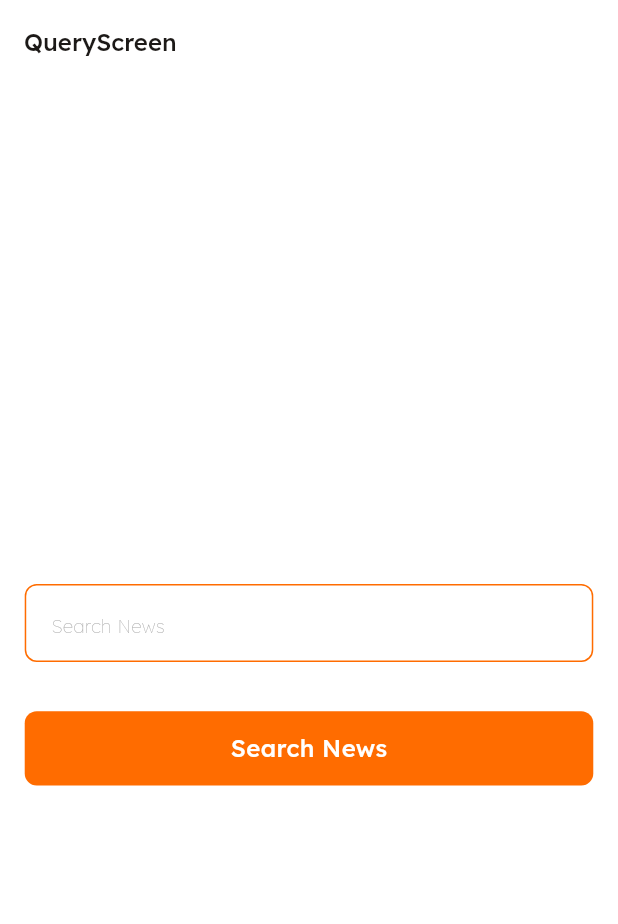
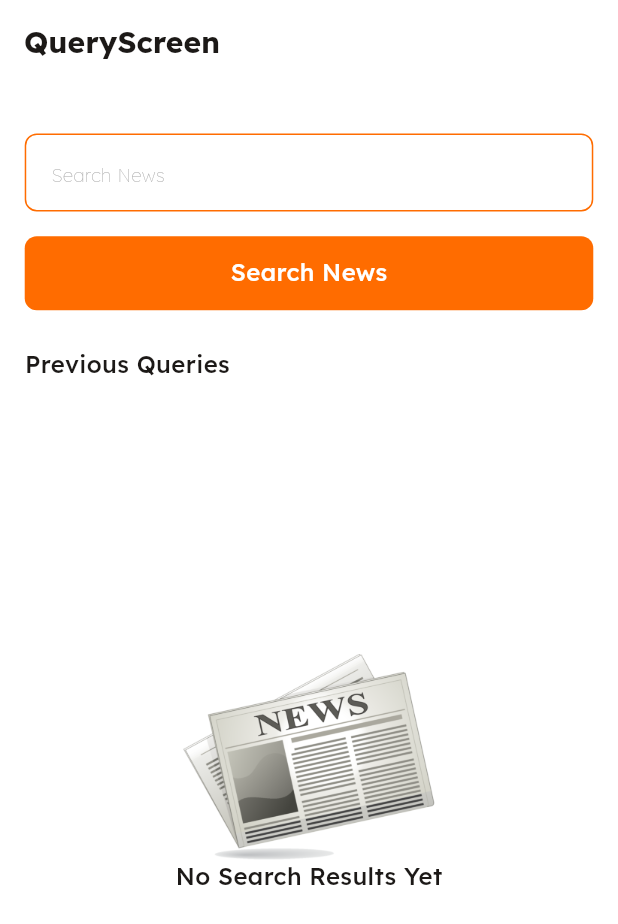
Before and after one commit to N-DiLo/news_access, a Flutter app: the screen it shows after launch, on a phone screen of 412 x 824 dp. Shown: the top 924 px of the screen. Run offline on Flutter 3.47's test engine with Material 3 defaults, Android fonts, the phone set to English and light mode, and no system bars; drawn by our look-alikes of toastification; our stand-ins replace dio, flutter_riverpod, google_fonts, lottie, shared_preferences.

Commit message:
feat: added modal for article details, added list view for previously search queries

```diff
--- a/lib/core/constants/news_access_textstyles.dart
+++ b/lib/core/constants/news_access_textstyles.dart
@@ -1,7 +1,7 @@
 import 'package:flutter/material.dart';
 import 'package:google_fonts/google_fonts.dart';
 
-import 'news_colors.dart';
+import 'news_colors_images.dart';
 
 TextStyle bodyLarge = GoogleFonts.lexend(
   fontSize: 20,
--- a/lib/core/constants/news_colors.dart
+++ b/lib/core/constants/news_colors_images.dart
@@ -1,16 +1,19 @@
 import 'package:flutter/material.dart';
 
+//APP Colors
 const orangeColor = Color(0xffFF6C00);
 const textColor = Color(0xff1C1917);
 const whiteColor = Colors.white;
 const darkColor = Color(0xff000F24);
 const transparent = Colors.transparent;
 
-const splashImg = 'assets/images/splash-ani.json';
-const sImg = 'assets/images/cn-search.png';
-
 const greyColor = {
   50: Color(0xffF2F4F7),
   100: Color(0xff98A2B3),
   200: Color(0xff667085),
 };
+
+//APP Images
+const splashImg = 'assets/images/splash-ani.json';
+const sImg = 'assets/images/cn_search.png';
+const news = 'assets/images/news.png';
--- a/lib/core/shared/widgets/news_btn.dart
+++ b/lib/core/shared/widgets/news_btn.dart
@@ -1,5 +1,5 @@
 import 'package:flutter/material.dart';
-import 'package:news_access/core/constants/news_colors.dart';
+import 'package:news_access/core/constants/news_colors_images.dart';
 import 'package:news_access/core/shared/utils/news_access_sizes.dart' as hgt;
 
 class NewsButton extends StatelessWidget {
--- a/lib/core/shared/widgets/news_input.dart
+++ b/lib/core/shared/widgets/news_input.dart
@@ -1,6 +1,6 @@
 import 'package:flutter/material.dart';
 import 'package:news_access/core/constants/news_access_textstyles.dart';
-import 'package:news_access/core/constants/news_colors.dart';
+import 'package:news_access/core/constants/news_colors_images.dart';
 import 'package:news_access/core/shared/utils/news_access_sizes.dart';
 
 class NewsInput extends StatelessWidget {
--- a/lib/core/shared/widgets/news_loader.dart
+++ b/lib/core/shared/widgets/news_loader.dart
@@ -1,7 +1,7 @@
 import 'package:flutter/cupertino.dart';
 import 'package:flutter/material.dart';
 import 'package:news_access/core/constants/news_access_textstyles.dart';
-import 'package:news_access/core/constants/news_colors.dart';
+import 'package:news_access/core/constants/news_colors_images.dart';
 import 'package:news_access/core/shared/utils/news_access_sizes.dart';
 import 'package:news_access/core/shared/utils/news_text.dart';
 
--- a/lib/features/firstScreen/presentation/query_screen.dart
+++ b/lib/features/firstScreen/presentation/query_screen.dart
@@ -1,8 +1,9 @@
 import 'package:flutter/material.dart';
 import 'package:flutter_riverpod/flutter_riverpod.dart';
 import 'package:news_access/core/constants/news_access_textstyles.dart';
-import 'package:news_access/core/constants/news_colors.dart';
+import 'package:news_access/core/constants/news_colors_images.dart';
 import 'package:news_access/core/shared/utils/news_access_sizes.dart';
+import 'package:news_access/core/shared/utils/news_store.dart';
 import 'package:news_access/core/shared/utils/news_text.dart';
 import 'package:news_access/core/shared/widgets/news_btn.dart';
 import 'package:news_access/core/shared/widgets/news_input.dart';
@@ -19,6 +20,15 @@ class QueryScreen extends ConsumerStatefulWidget {
 class _QueryScreenState extends ConsumerState<QueryScreen> {
   final _newsSearchController = TextEditingController();
   final _firstScreenModel = FirstScreenModel();
+  final NewsStore _store = NewsStore();
+
+  @override
+  void initState() {
+    super.initState();
+    WidgetsBinding.instance.addPostFrameCallback((_) {
+      _firstScreenModel.loadHistory();
+    });
+  }
 
   @override
   void dispose() {
@@ -28,19 +38,22 @@ class _QueryScreenState extends ConsumerState<QueryScreen> {
 
   @override
   Widget build(BuildContext context) {
+    final queries = _store.getSearchHistory();
+
     return Scaffold(
       backgroundColor: whiteColor,
       appBar: AppBar(
         backgroundColor: whiteColor,
         title: NewsText(
           text: 'QueryScreen',
-          style: bodyMedium,
+          style: bodyLarge,
         ),
       ),
-      body: Padding(
+      body: SingleChildScrollView(
+        child: Padding(
           padding: EdgeInsets.symmetric(horizontal: height(context, .02)),
           child: Column(
-          mainAxisAlignment: MainAxisAlignment.center,
+            mainAxisSize: MainAxisSize.min,
             crossAxisAlignment: CrossAxisAlignment.start,
             children: [
               SizedBox(height: height(context, .04)),
@@ -50,7 +63,7 @@ class _QueryScreenState extends ConsumerState<QueryScreen> {
                 textCapitalization: TextCapitalization.sentences,
                 controller: _newsSearchController,
               ),
-            SizedBox(height: height(context, .04)),
+              SizedBox(height: height(context, .02)),
               NewsButton(
                 title: 'Search News',
                 onTap: () => _firstScreenModel.searchNews(
@@ -59,8 +72,54 @@ class _QueryScreenState extends ConsumerState<QueryScreen> {
                   controller: _newsSearchController,
                 ),
                 style: bodyMedium.copyWith(color: whiteColor),
+              ),
+              SizedBox(height: height(context, .03)),
+              NewsText(
+                text: 'Previous Queries',
+                style: bodyMedium,
+              ),
+              SizedBox(height: height(context, .02)),
+              if (queries.isEmpty)
+                Column(
+                  children: [
+                    SizedBox(height: height(context, .2)),
+                    Image.asset(
+                      news,
+                      scale: 8,
+                    ),
+                    Center(
+                      child: NewsText(
+                        text: 'No Search Results Yet',
+                        style: bodyMedium,
+                      ),
+                    ),
+                  ],
                 )
+              else
+                Flexible(
+                  child: SizedBox(
+                    height: height(context, .4),
+                    child: ListView.separated(
+                      itemCount: queries.length,
+                      itemBuilder: (context, index) {
+                        final item = queries[index];
+
+                        return ListTile(
+                          title: NewsText(
+                            text: item,
+                            style: bodyMedium,
+                          ),
+                        );
+                      },
+                      separatorBuilder: (context, index) => Divider(
+                        thickness: 0.5,
+                        color: greyColor[100]!,
+                      ),
+                    ),
+                  ),
+                ),
             ],
+          ),
         ),
       ),
     );
--- a/lib/features/splash/presentation/splash_screen.dart
+++ b/lib/features/splash/presentation/splash_screen.dart
@@ -1,7 +1,7 @@
 import 'package:flutter/material.dart';
 import 'package:lottie/lottie.dart';
 import 'package:news_access/core/constants/news_access_textstyles.dart';
-import 'package:news_access/core/constants/news_colors.dart';
+import 'package:news_access/core/constants/news_colors_images.dart';
 import 'package:news_access/core/shared/utils/news_text.dart';
 import 'package:news_access/features/splash/viewmodels/splash_viewmodel.dart';
 
--- a/lib/main.dart
+++ b/lib/main.dart
@@ -5,7 +5,7 @@ import 'package:news_access/features/navigation/presentation/news_access_nav.dar
 import 'package:news_access/features/splash/presentation/splash_screen.dart';
 import 'package:toastification/toastification.dart';
 
-import 'core/constants/news_colors.dart';
+import 'core/constants/news_colors_images.dart';
 
 void main() {
   runApp(const ProviderScope(child: MyApp()));
```
Also changed, not shown: lib/core/shared/utils/news_toast.dart (+7 -3 lines), lib/features/firstScreen/viewmodels/first_screen_model.dart (+16 -4 lines), lib/features/secondScreen/domain/news_notifier.dart (+7 -5 lines), lib/features/secondScreen/presentation/detail_screen.dart (+24 -6 lines), lib/features/secondScreen/presentation/widgets/details_modal.dart (added, +127 -0 lines), lib/features/secondScreen/presentation/widgets/image_widget.dart (+7 -3 lines), assets/images/news.png (added), lib/features/secondScreen/domain/news_provider.dart (renamed from lib/features/secondScreen/providers/news_provider.dart). Lines whose indentation alone changed are shown as unchanged.
